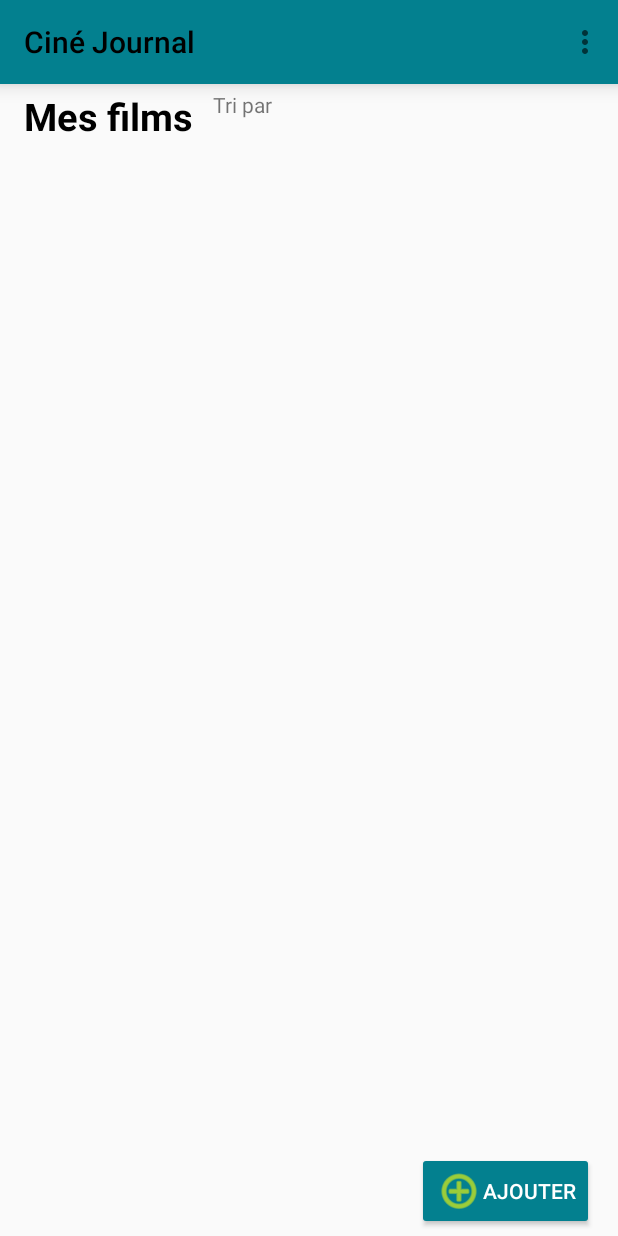
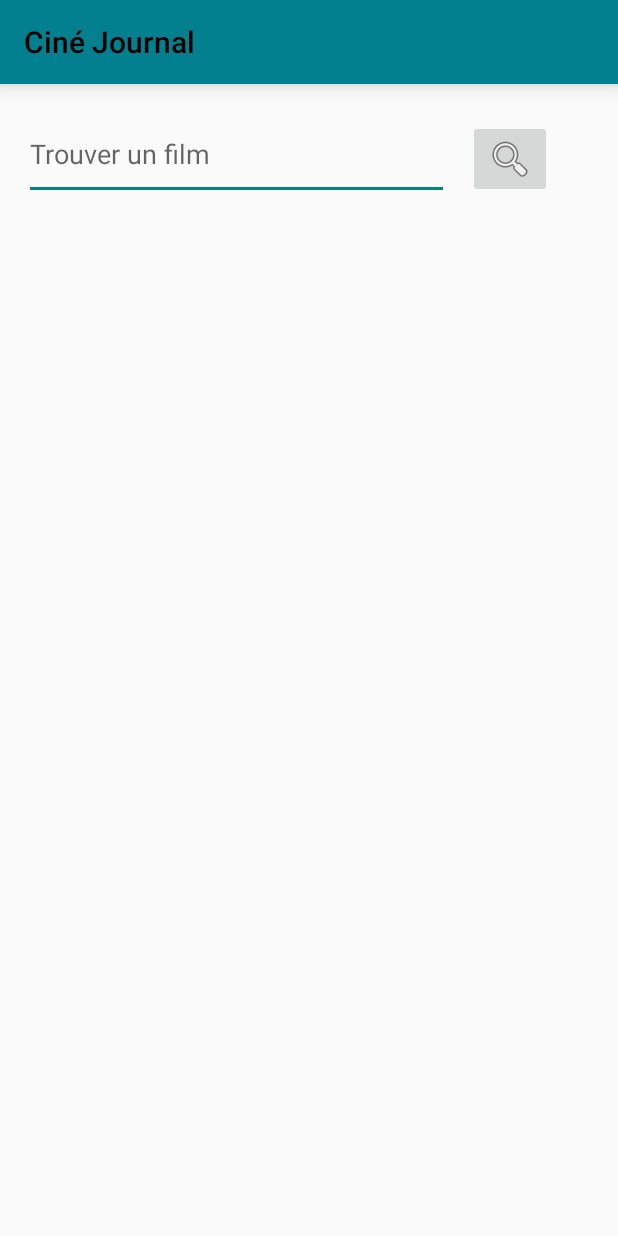
Before and after one commit to Eliefrh/cineJournal, an Android app: the screen it shows after launch (ListeDeFilms before the commit, RechercheFilm after it), in the options menu, after a tap on "Trouver un film", on a phone screen of 412 x 824 dp. Run offline under Robolectric (Android 15) with nearby library versions, the phone set to English and light mode, and no system bars; our stand-ins replace Room's generated code.

Commit message:
regler qq erreurs et créé la page RechercherFilm

```diff
--- a/app/src/main/java/com/example/cinejournal/alfriehalhelou/AjouterEditerFilm.kt
+++ b/app/src/main/java/com/example/cinejournal/alfriehalhelou/AjouterEditerFilm.kt
@@ -72,7 +72,7 @@ class AjouterEditerFilm : AppCompatActivity() {
                 startActivity(intent)
 
             }else{
-              val toast=  Toast.makeText(applicationContext,"Ajoutez au moins le titre du film", LENGTH_SHORT)
+              val toast =  Toast.makeText(applicationContext,"Ajoutez au moins le titre du film", LENGTH_SHORT)
                 toast.show()
             }
         }
--- a/app/src/main/java/com/example/cinejournal/alfriehalhelou/FilmAdapteur.kt
+++ b/app/src/main/java/com/example/cinejournal/alfriehalhelou/FilmAdapteur.kt
@@ -1,12 +1,13 @@
 package com.example.cinejournal.alfriehalhelou
 
+import android.app.Activity
 import android.content.Context
 import android.graphics.Bitmap
 import android.view.LayoutInflater
 import android.view.ViewGroup
 import androidx.recyclerview.widget.RecyclerView
 
-class FilmAdapteur(val ctx: Context, val activity: ListeDeFilms, var films: List<ItemFilm>) :
+class FilmAdapteur(val ctx: Context, val activity: Activity, var films: List<ItemFilm>) :
     RecyclerView.Adapter<ItemFilmHolder>() {
 
     override fun onCreateViewHolder(parent: ViewGroup, viewType: Int): ItemFilmHolder {
--- a/app/src/main/java/com/example/cinejournal/alfriehalhelou/ListeDeFilms.kt
+++ b/app/src/main/java/com/example/cinejournal/alfriehalhelou/ListeDeFilms.kt
@@ -103,8 +103,8 @@ class ListeDeFilms : AppCompatActivity() {
 
             R.id.trouverUnFilm -> {
 //                Log.d("MonTag", "Clic sur Trouver un film")
-//                val intent = Intent(this, RechercheFilm::class.java);
-//                startActivity(intent)
+                val intent = Intent(this, RechercheFilm::class.java);
+                startActivity(intent)
             }
 
             R.id.toutSupprimer -> {
--- a/app/src/main/java/com/example/cinejournal/alfriehalhelou/RechercheFilm.kt
+++ b/app/src/main/java/com/example/cinejournal/alfriehalhelou/RechercheFilm.kt
@@ -2,10 +2,37 @@ package com.example.cinejournal.alfriehalhelou
 
 import androidx.appcompat.app.AppCompatActivity
 import android.os.Bundle
+import android.widget.Button
+import android.widget.EditText
+import android.widget.ImageButton
+import androidx.lifecycle.lifecycleScope
+import kotlinx.coroutines.Dispatchers
+import kotlinx.coroutines.launch
 
 class RechercheFilm : AppCompatActivity() {
+
+    lateinit var db: AppDatabase
+    lateinit var adapteur: FilmAdapteur
+    lateinit var filmDao: FilmDao
     override fun onCreate(savedInstanceState: Bundle?) {
         super.onCreate(savedInstanceState)
         setContentView(R.layout.activity_recherche_film)
+
+        val butounRechercher: ImageButton = findViewById(R.id.imageButtonRechercher)
+        val barDeRecherche: EditText = findViewById(R.id.editTextRecherche)
+
+
+        butounRechercher.setOnClickListener {
+            val chercheFilm = barDeRecherche.text.toString()
+            lifecycleScope.launch(Dispatchers.IO) {
+                val database: AppDatabase = AppDatabase.getDatabase(applicationContext)
+                val filmsTrouves = database.FilmDao().findByName(chercheFilm, chercheFilm)
+//                adapteur = FilmAdapteur(applicationContext, ListeDeFilms(), filmsTrouves)
+//                recyclerView.adapter = adapteur
+            }
+
+
+        }
     }
+
 }
--- a/app/src/main/java/com/example/cinejournal/alfriehalhelou/bd.kt
+++ b/app/src/main/java/com/example/cinejournal/alfriehalhelou/bd.kt
@@ -55,8 +55,6 @@ interface FilmDao {
 
 @Database(entities = [Film::class], version = 5)
 
-@TypeConverters(convertisseurs::class)
-
 abstract class AppDatabase : RoomDatabase() {
     abstract fun FilmDao(): FilmDao
 
--- a/app/src/main/res/layout/activity_recherche_film.xml
+++ b/app/src/main/res/layout/activity_recherche_film.xml
@@ -6,9 +6,42 @@
     android:layout_height="match_parent"
     tools:context=".RechercheFilm">
 
-    <include
-        android:id="@+id/toolbar_recherche"
-        layout="@layout/toolbar"
-        android:layout_width="match_parent"
-        android:layout_height="wrap_content" />
+        <include
+            android:id="@+id/toolbar_recherche"
+            layout="@layout/toolbar"
+            android:layout_width="match_parent"
+            android:layout_height="wrap_content" />
+
+        <EditText
+            android:id="@+id/editTextRecherche"
+            android:layout_width="283dp"
+            android:layout_height="61dp"
+            android:layout_marginStart="16dp"
+            android:layout_marginTop="16dp"
+            android:hint="Trouver un film"
+            android:imeOptions="actionSearch"
+            android:inputType="text"
+            app:layout_constraintStart_toStartOf="parent"
+            app:layout_constraintTop_toBottomOf="@+id/toolbar_recherche" />
+
+        <ImageButton
+            android:id="@+id/imageButtonRechercher"
+            android:layout_width="wrap_content"
+            android:layout_height="wrap_content"
+            android:layout_marginTop="24dp"
+            android:layout_marginEnd="44dp"
+            android:src="@android:drawable/ic_menu_search"
+            app:layout_constraintEnd_toEndOf="parent"
+            app:layout_constraintTop_toBottomOf="@+id/toolbar_recherche" />
+
+        <androidx.recyclerview.widget.RecyclerView
+            android:id="@+id/recyclerView"
+            android:layout_width="408dp"
+            android:layout_height="543dp"
+            android:layout_marginTop="16dp"
+            app:layout_constraintBottom_toBottomOf="parent"
+            app:layout_constraintEnd_toEndOf="parent"
+            app:layout_constraintStart_toStartOf="parent"
+            app:layout_constraintTop_toBottomOf="@+id/editTextRecherche" />
+
 </androidx.constraintlayout.widget.ConstraintLayout>
```
Also changed, not shown: app/src/main/java/com/example/cinejournal/alfriehalhelou/convertisseurs.kt (deleted, +0 -21 lines).
